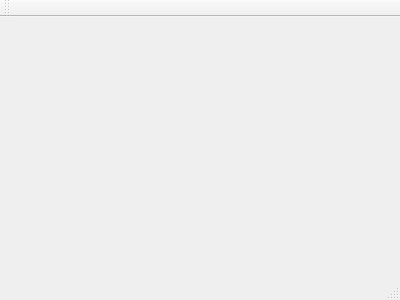
The window that MyWidgetExample/mainwindow.ui (GordonRevell/Software) describes before a commit, drawn with Qt 5.
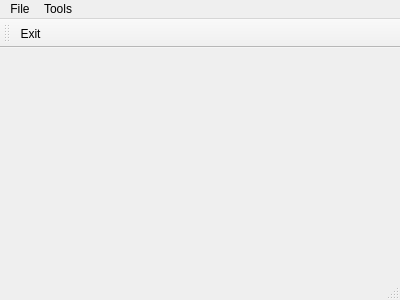
The same window after the commit. Icons and pictures are not drawn.

The edit to the form file:
```diff
--- a/MyWidgetExample/mainwindow.ui
+++ b/MyWidgetExample/mainwindow.ui
@@ -12,13 +12,59 @@
   <property name="windowTitle" >
    <string>MainWindow</string>
   </property>
-  <widget class="QMenuBar" name="menuBar" />
-  <widget class="QToolBar" name="mainToolBar" />
-  <widget class="QWidget" name="centralWidget" />
-  <widget class="QStatusBar" name="statusBar" />
+  <widget class="QWidget" name="centralWidget"/>
+  <widget class="QMenuBar" name="menuBar">
+   <property name="geometry">
+    <rect>
+     <x>0</x>
+     <y>0</y>
+     <width>400</width>
+     <height>23</height>
+    </rect>
+   </property>
+   <widget class="QMenu" name="menuFile">
+    <property name="title">
+     <string>File</string>
+    </property>
+    <addaction name="actionExit"/>
+   </widget>
+   <widget class="QMenu" name="menuTools">
+    <property name="title">
+     <string>Tools</string>
+    </property>
+    <addaction name="actionOptions"/>
+   </widget>
+   <addaction name="menuFile"/>
+   <addaction name="menuTools"/>
+  </widget>
+  <widget class="QToolBar" name="mainToolBar">
+   <attribute name="toolBarArea">
+    <enum>TopToolBarArea</enum>
+   </attribute>
+   <attribute name="toolBarBreak">
+    <bool>false</bool>
+   </attribute>
+   <addaction name="actionExit"/>
+  </widget>
+  <widget class="QStatusBar" name="statusBar"/>
+  <action name="actionExit">
+   <property name="icon">
+    <iconset resource="resources.qrc">
+     <normaloff>:/res/Images/Exit.png</normaloff>:/res/Images/Exit.png</iconset>
+   </property>
+   <property name="text">
+    <string>Exit</string>
+   </property>
+  </action>
+  <action name="actionOptions">
+   <property name="text">
+    <string>Options...</string>
+   </property>
+  </action>
  </widget>
- <layoutDefault spacing="6" margin="11" />
- <pixmapfunction></pixmapfunction>
- <resources/>
+ <layoutdefault spacing="6" margin="11"/>
+ <resources>
+  <include location="resources.qrc"/>
+ </resources>
  <connections/>
 </ui>
```
Left out of the diff: 7 changed lines with no effect on the pictures.
